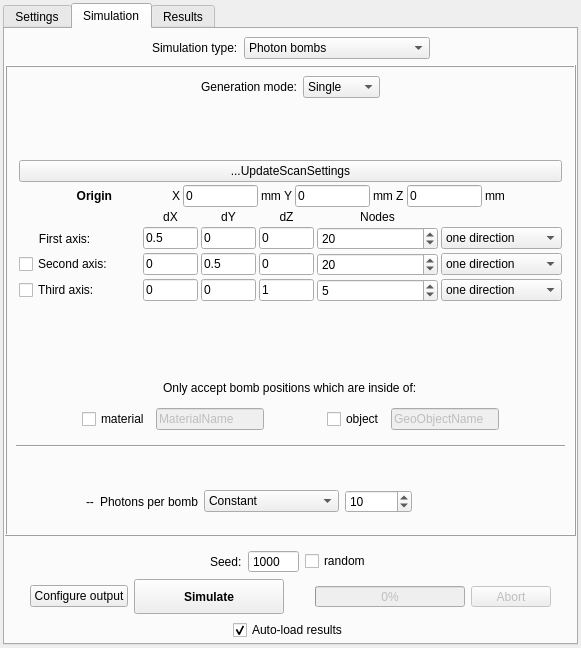
andrmor/ANTS3bundle, file ants3bundle/src/ants3/gui/photsim/aphotsimwin.ui: the form before one commit.
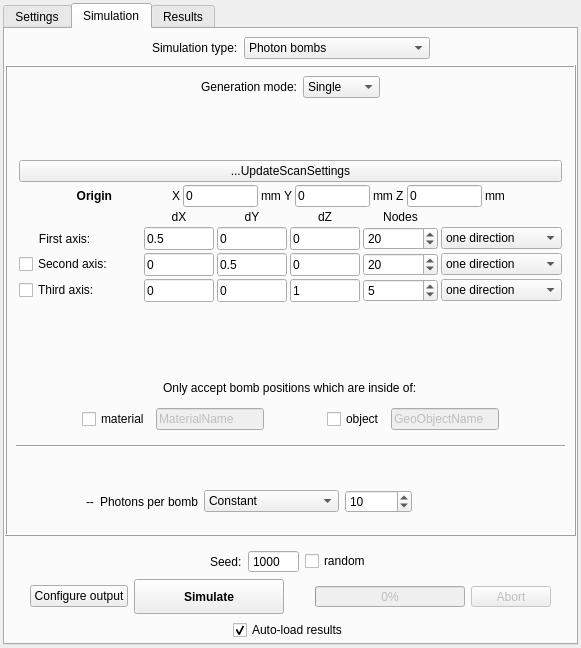
The form after the commit. The open tabs and pages were chosen to show the change. Custom widgets are drawn as their Qt base class.

The edit to the form file:
```diff
--- a/ants3bundle/src/ants3/gui/photsim/aphotsimwin.ui
+++ b/ants3bundle/src/ants3/gui/photsim/aphotsimwin.ui
@@ -1736,8 +1736,8 @@
                     </property>
                     <property name="maximumSize">
                      <size>
-                      <width>55</width>
-                      <height>16777215</height>
+                      <width>70</width>
+                      <height>25</height>
                      </size>
                     </property>
                     <property name="text">
@@ -1752,8 +1752,8 @@
                     </property>
                     <property name="maximumSize">
                      <size>
-                      <width>55</width>
-                      <height>16777215</height>
+                      <width>70</width>
+                      <height>25</height>
                      </size>
                     </property>
                     <property name="text">
@@ -1768,8 +1768,8 @@
                     </property>
                     <property name="maximumSize">
                      <size>
-                      <width>55</width>
-                      <height>16777215</height>
+                      <width>70</width>
+                      <height>25</height>
                      </size>
                     </property>
                     <property name="text">
@@ -1779,8 +1779,14 @@
                   </item>
                   <item row="1" column="4">
                    <widget class="QSpinBox" name="sb0nodes">
+                    <property name="maximumSize">
+                     <size>
+                      <width>75</width>
+                      <height>16777215</height>
+                     </size>
+                    </property>
                     <property name="maximum">
-                     <number>10000</number>
+                     <number>9999</number>
                     </property>
                     <property name="value">
                      <number>20</number>
@@ -1815,8 +1821,8 @@
                     </property>
                     <property name="maximumSize">
                      <size>
-                      <width>55</width>
-                      <height>16777215</height>
+                      <width>70</width>
+                      <height>25</height>
                      </size>
                     </property>
                     <property name="text">
@@ -1831,8 +1837,8 @@
                     </property>
                     <property name="maximumSize">
                      <size>
-                      <width>55</width>
-                      <height>16777215</height>
+                      <width>70</width>
+                      <height>25</height>
                      </size>
                     </property>
                     <property name="text">
@@ -1847,8 +1853,8 @@
                     </property>
                     <property name="maximumSize">
                      <size>
-                      <width>55</width>
-                      <height>16777215</height>
+                      <width>70</width>
+                      <height>25</height>
                      </size>
                     </property>
                     <property name="text">
@@ -1861,8 +1867,14 @@
                     <property name="enabled">
                      <bool>true</bool>
                     </property>
+                    <property name="maximumSize">
+                     <size>
+                      <width>75</width>
+                      <height>16777215</height>
+                     </size>
+                    </property>
                     <property name="maximum">
-                     <number>10000</number>
+                     <number>9999</number>
                     </property>
                     <property name="value">
                      <number>20</number>
@@ -1900,8 +1912,8 @@
                     </property>
                     <property name="maximumSize">
                      <size>
-                      <width>55</width>
-                      <height>16777215</height>
+                      <width>70</width>
+                      <height>25</height>
                      </size>
                     </property>
                     <property name="text">
@@ -1916,8 +1928,8 @@
                     </property>
                     <property name="maximumSize">
                      <size>
-                      <width>55</width>
-                      <height>16777215</height>
+                      <width>70</width>
+                      <height>25</height>
                      </size>
                     </property>
                     <property name="text">
@@ -1932,8 +1944,8 @@
                     </property>
                     <property name="maximumSize">
                      <size>
-                      <width>55</width>
-                      <height>16777215</height>
+                      <width>70</width>
+                      <height>25</height>
                      </size>
                     </property>
                     <property name="text">
@@ -1946,8 +1958,14 @@
                     <property name="enabled">
                      <bool>true</bool>
                     </property>
+                    <property name="maximumSize">
+                     <size>
+                      <width>75</width>
+                      <height>16777215</height>
+                     </size>
+                    </property>
                     <property name="maximum">
-                     <number>10000</number>
+                     <number>9999</number>
                     </property>
                     <property name="value">
                      <number>5</number>
```
Left out of the diff: 32 changed lines with no effect on the pictures.
